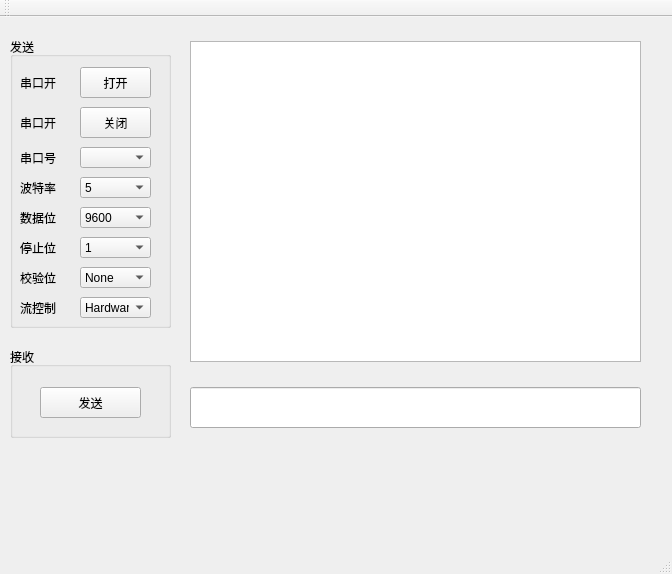
The window that mainwindow.ui (jc1995wade/mySerialPort) describes before a commit, drawn with Qt 5.
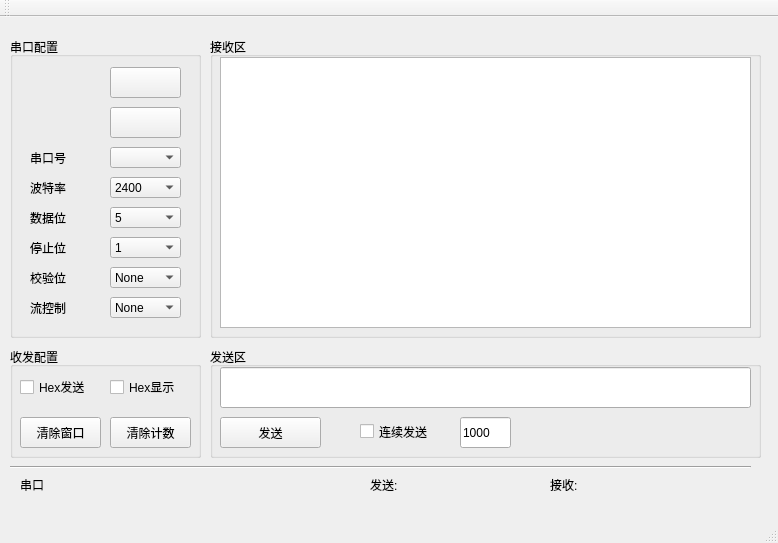
The same window after the commit.

```diff
--- a/mainwindow.ui
+++ b/mainwindow.ui
@@ -6,76 +6,43 @@
    <rect>
     <x>0</x>
     <y>0</y>
-    <width>672</width>
-    <height>574</height>
+    <width>778</width>
+    <height>543</height>
    </rect>
   </property>
   <property name="windowTitle">
    <string>MainWindow</string>
   </property>
   <widget class="QWidget" name="centralWidget">
-   <widget class="QTextEdit" name="textRData">
-    <property name="geometry">
-     <rect>
-      <x>190</x>
-      <y>24</y>
-      <width>451</width>
-      <height>321</height>
-     </rect>
-    </property>
-   </widget>
-   <widget class="QLineEdit" name="editSendData">
-    <property name="geometry">
-     <rect>
-      <x>190</x>
-      <y>370</y>
-      <width>451</width>
-      <height>41</height>
-     </rect>
-    </property>
-   </widget>
    <widget class="QGroupBox" name="groupBox">
     <property name="geometry">
      <rect>
       <x>10</x>
       <y>20</y>
-      <width>161</width>
-      <height>291</height>
+      <width>191</width>
+      <height>301</height>
      </rect>
     </property>
     <property name="title">
-     <string>发送</string>
+     <string>串口配置</string>
     </property>
-    <widget class="QPushButton" name="btnClose">
-     <property name="geometry">
-      <rect>
-       <x>70</x>
-       <y>70</y>
-       <width>71</width>
-       <height>31</height>
-      </rect>
-     </property>
-     <property name="text">
-      <string>关闭</string>
-     </property>
-    </widget>
     <widget class="QPushButton" name="btnOpen">
      <property name="geometry">
       <rect>
-       <x>70</x>
+       <x>100</x>
        <y>30</y>
        <width>71</width>
        <height>31</height>
       </rect>
      </property>
      <property name="text">
-      <string>打开</string>
+      <string/>
      </property>
     </widget>
     <widget class="QComboBox" name="cb_COM">
      <property name="geometry">
       <rect>
-       <x>70</x>
+       <x>100</x>
        <y>110</y>
        <width>71</width>
        <height>21</height>
@@ -85,7 +52,7 @@
     <widget class="QLabel" name="label">
      <property name="geometry">
       <rect>
-       <x>10</x>
+       <x>20</x>
        <y>110</y>
        <width>51</width>
        <height>21</height>
@@ -95,37 +62,11 @@
       <string>串口号</string>
      </property>
     </widget>
-    <widget class="QLabel" name="label_2">
+    <widget class="QComboBox" name="cb_dataBits">
      <property name="geometry">
       <rect>
-       <x>10</x>
-       <y>30</y>
-       <width>51</width>
-       <height>31</height>
-      </rect>
-     </property>
-     <property name="text">
-      <string>串口开</string>
-     </property>
-    </widget>
-    <widget class="QLabel" name="label_3">
-     <property name="geometry">
-      <rect>
-       <x>10</x>
-       <y>70</y>
-       <width>51</width>
-       <height>31</height>
-      </rect>
-     </property>
-     <property name="text">
-      <string>串口开</string>
-     </property>
-    </widget>
-    <widget class="QComboBox" name="cb_baudRate">
-     <property name="geometry">
-      <rect>
-       <x>70</x>
-       <y>140</y>
+       <x>100</x>
+       <y>170</y>
        <width>71</width>
        <height>21</height>
       </rect>
@@ -154,7 +95,7 @@
     <widget class="QLabel" name="label_4">
      <property name="geometry">
       <rect>
-       <x>10</x>
+       <x>20</x>
        <y>140</y>
        <width>51</width>
        <height>21</height>
@@ -167,7 +108,7 @@
     <widget class="QLabel" name="label_5">
      <property name="geometry">
       <rect>
-       <x>10</x>
+       <x>20</x>
        <y>170</y>
        <width>51</width>
        <height>21</height>
@@ -180,7 +121,7 @@
     <widget class="QLabel" name="label_6">
      <property name="geometry">
       <rect>
-       <x>10</x>
+       <x>20</x>
        <y>200</y>
        <width>51</width>
        <height>21</height>
@@ -193,7 +134,7 @@
     <widget class="QLabel" name="label_7">
      <property name="geometry">
       <rect>
-       <x>10</x>
+       <x>20</x>
        <y>230</y>
        <width>51</width>
        <height>21</height>
@@ -206,7 +147,7 @@
     <widget class="QLabel" name="label_8">
      <property name="geometry">
       <rect>
-       <x>10</x>
+       <x>20</x>
        <y>260</y>
        <width>51</width>
        <height>21</height>
@@ -216,15 +157,25 @@
       <string>流控制</string>
      </property>
     </widget>
-    <widget class="QComboBox" name="cb_dataBits">
+    <widget class="QComboBox" name="cb_baudRate_2">
      <property name="geometry">
       <rect>
-       <x>70</x>
-       <y>170</y>
+       <x>100</x>
+       <y>140</y>
        <width>71</width>
        <height>21</height>
       </rect>
      </property>
+     <item>
+      <property name="text">
+       <string>2400</string>
+      </property>
+     </item>
+     <item>
+      <property name="text">
+       <string>4800</string>
+      </property>
+     </item>
      <item>
       <property name="text">
        <string>9600</string>
@@ -239,7 +190,7 @@
     <widget class="QComboBox" name="cb_stopBit">
      <property name="geometry">
       <rect>
-       <x>70</x>
+       <x>100</x>
        <y>200</y>
        <width>71</width>
        <height>21</height>
@@ -264,7 +215,7 @@
     <widget class="QComboBox" name="cb_chickBit">
      <property name="geometry">
       <rect>
-       <x>70</x>
+       <x>100</x>
        <y>230</y>
        <width>71</width>
        <height>21</height>
@@ -299,22 +250,12 @@
     <widget class="QComboBox" name="cb_controlFlow">
      <property name="geometry">
       <rect>
-       <x>70</x>
+       <x>100</x>
        <y>260</y>
        <width>71</width>
        <height>21</height>
       </rect>
      </property>
-     <item>
-      <property name="text">
-       <string>Hardware</string>
-      </property>
-     </item>
-     <item>
-      <property name="text">
-       <string>Software</string>
-      </property>
-     </item>
      <item>
       <property name="text">
        <string>None</string>
@@ -326,41 +267,187 @@
       </property>
      </item>
     </widget>
-    <zorder>btnClose</zorder>
-    <zorder>btnOpen</zorder>
-    <zorder>cb_COM</zorder>
-    <zorder>plainTextEdit</zorder>
-    <zorder>label</zorder>
-    <zorder>label_2</zorder>
-    <zorder>label_3</zorder>
-    <zorder>cb_baudRate</zorder>
-    <zorder>label_4</zorder>
-    <zorder>label_5</zorder>
-    <zorder>label_6</zorder>
-    <zorder>label_7</zorder>
-    <zorder>label_8</zorder>
-    <zorder>cb_dataBits</zorder>
-    <zorder>cb_stopBit</zorder>
-    <zorder>cb_chickBit</zorder>
-    <zorder>cb_controlFlow</zorder>
+    <widget class="QPushButton" name="btnClose">
+     <property name="geometry">
+      <rect>
+       <x>100</x>
+       <y>70</y>
+       <width>71</width>
+       <height>31</height>
+      </rect>
+     </property>
+     <property name="text">
+      <string/>
+     </property>
+    </widget>
+    <widget class="QLabel" name="photo_label">
+     <property name="geometry">
+      <rect>
+       <x>10</x>
+       <y>40</y>
+       <width>81</width>
+       <height>41</height>
+      </rect>
+     </property>
+     <property name="text">
+      <string/>
+     </property>
+    </widget>
    </widget>
    <widget class="QGroupBox" name="groupBox_2">
     <property name="geometry">
      <rect>
       <x>10</x>
       <y>330</y>
-      <width>161</width>
-      <height>91</height>
+      <width>191</width>
+      <height>111</height>
      </rect>
     </property>
     <property name="title">
-     <string>接收</string>
+     <string>收发配置</string>
     </property>
+    <widget class="QCheckBox" name="checkBox">
+     <property name="geometry">
+      <rect>
+       <x>10</x>
+       <y>30</y>
+       <width>81</width>
+       <height>20</height>
+      </rect>
+     </property>
+     <property name="text">
+      <string>Hex发送</string>
+     </property>
+    </widget>
+    <widget class="QPushButton" name="btnClear">
+     <property name="geometry">
+      <rect>
+       <x>10</x>
+       <y>70</y>
+       <width>81</width>
+       <height>31</height>
+      </rect>
+     </property>
+     <property name="text">
+      <string>清除窗口</string>
+     </property>
+    </widget>
+    <widget class="QCheckBox" name="checkBox_2">
+     <property name="geometry">
+      <rect>
+       <x>100</x>
+       <y>30</y>
+       <width>81</width>
+       <height>20</height>
+      </rect>
+     </property>
+     <property name="text">
+      <string>Hex显示</string>
+     </property>
+    </widget>
+    <widget class="QPushButton" name="pushButton_2">
+     <property name="geometry">
+      <rect>
+       <x>100</x>
+       <y>70</y>
+       <width>81</width>
+       <height>31</height>
+      </rect>
+     </property>
+     <property name="text">
+      <string>清除计数</string>
+     </property>
+    </widget>
+   </widget>
+   <widget class="Line" name="line">
+    <property name="geometry">
+     <rect>
+      <x>10</x>
+      <y>440</y>
+      <width>741</width>
+      <height>20</height>
+     </rect>
+    </property>
+    <property name="orientation">
+     <enum>Qt::Horizontal</enum>
+    </property>
+   </widget>
+   <widget class="QLabel" name="label_10">
+    <property name="geometry">
+     <rect>
+      <x>370</x>
+      <y>460</y>
+      <width>41</width>
+      <height>16</height>
+     </rect>
+    </property>
+    <property name="text">
+     <string>发送:</string>
+    </property>
+   </widget>
+   <widget class="QLabel" name="label_11">
+    <property name="geometry">
+     <rect>
+      <x>550</x>
+      <y>460</y>
+      <width>41</width>
+      <height>16</height>
+     </rect>
+    </property>
+    <property name="text">
+     <string>接收:</string>
+    </property>
+   </widget>
+   <widget class="QGroupBox" name="groupBox_3">
+    <property name="geometry">
+     <rect>
+      <x>210</x>
+      <y>20</y>
+      <width>551</width>
+      <height>301</height>
+     </rect>
+    </property>
+    <property name="title">
+     <string>接收区</string>
+    </property>
+    <widget class="QTextEdit" name="textRData">
+     <property name="geometry">
+      <rect>
+       <x>10</x>
+       <y>20</y>
+       <width>531</width>
+       <height>271</height>
+      </rect>
+     </property>
+    </widget>
+   </widget>
+   <widget class="QGroupBox" name="groupBox_4">
+    <property name="geometry">
+     <rect>
+      <x>210</x>
+      <y>330</y>
+      <width>551</width>
+      <height>111</height>
+     </rect>
+    </property>
+    <property name="title">
+     <string>发送区</string>
+    </property>
+    <widget class="QLineEdit" name="editSendData">
+     <property name="geometry">
+      <rect>
+       <x>10</x>
+       <y>20</y>
+       <width>531</width>
+       <height>41</height>
+      </rect>
+     </property>
+    </widget>
     <widget class="QPushButton" name="btnSend">
      <property name="geometry">
       <rect>
-       <x>30</x>
-       <y>40</y>
+       <x>10</x>
+       <y>70</y>
        <width>101</width>
        <height>31</height>
       </rect>
@@ -369,6 +456,45 @@
       <string>发送</string>
      </property>
     </widget>
+    <widget class="QCheckBox" name="checkBox_3">
+     <property name="geometry">
+      <rect>
+       <x>150</x>
+       <y>69</y>
+       <width>92</width>
+       <height>31</height>
+      </rect>
+     </property>
+     <property name="text">
+      <string>连续发送</string>
+     </property>
+    </widget>
+    <widget class="QLineEdit" name="lineEdit">
+     <property name="geometry">
+      <rect>
+       <x>250</x>
+       <y>70</y>
+       <width>51</width>
+       <height>31</height>
+      </rect>
+     </property>
+     <property name="text">
+      <string>1000</string>
+     </property>
+    </widget>
+   </widget>
+   <widget class="QLabel" name="label_2">
+    <property name="geometry">
+     <rect>
+      <x>20</x>
+      <y>460</y>
+      <width>72</width>
+      <height>16</height>
+     </rect>
+    </property>
+    <property name="text">
+     <string>串口</string>
+    </property>
    </widget>
   </widget>
   <widget class="QMenuBar" name="menuBar">
```
Left out of the diff: 26 changed lines with no effect on the pictures.
